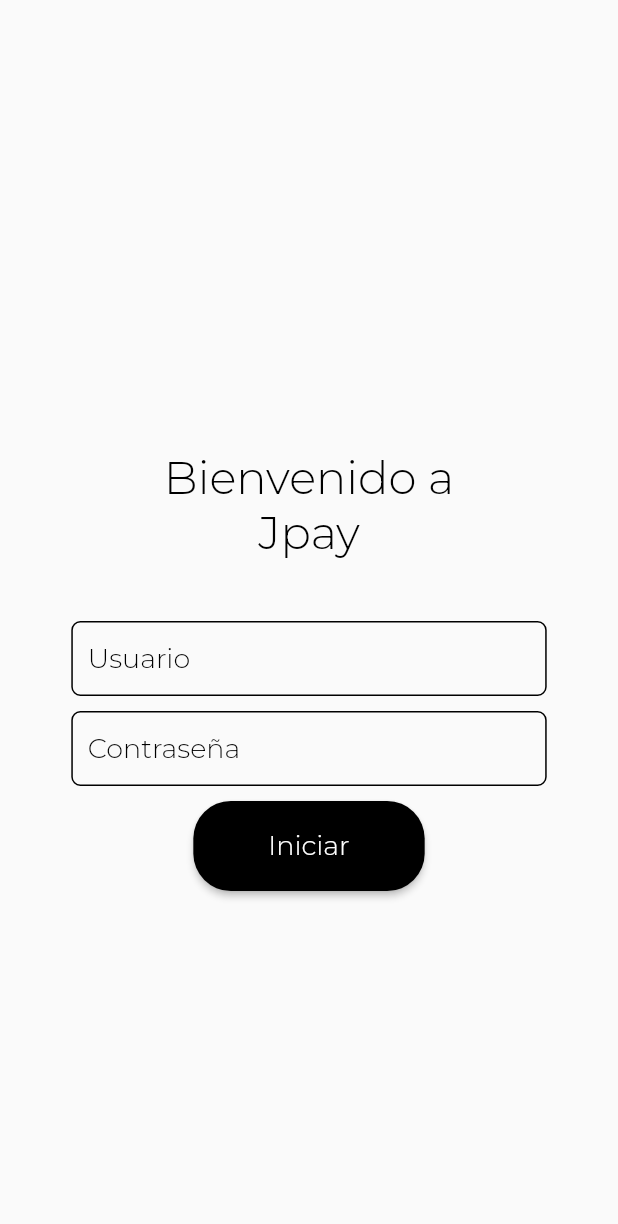
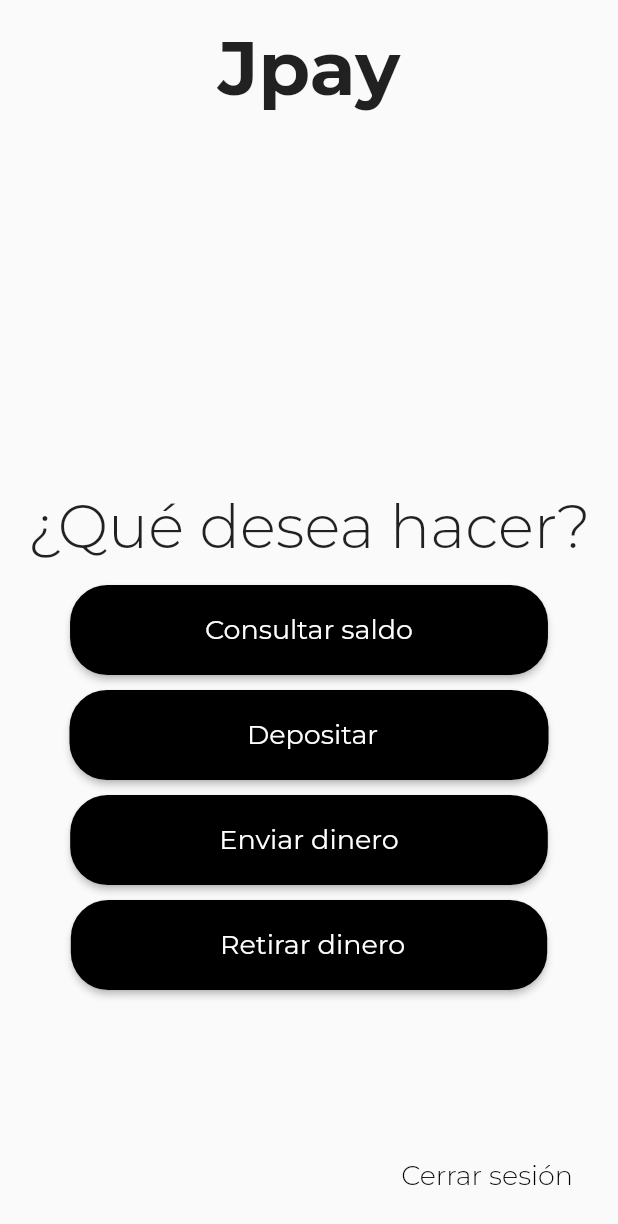
Before and after one commit to JuanJClR/Jpay, a Flutter app: the screen it shows after launch, on a phone screen of 412 x 824 dp. Shown: the top 1224 px of the screen. Run offline on Flutter 3.47's test engine with Material 2 defaults, Android fonts, the phone set to English and light mode, and no system bars; our stand-ins replace google_fonts.

Commit message:
Se agrego la vista menu

```diff
--- a/lib/login.dart
+++ b/lib/login.dart
@@ -127,7 +127,7 @@ class _LoginPageState extends State<LoginPage> {
                         style: GoogleFonts.montserrat(
                           textStyle: TextStyle(
                             color: Colors.white,
-                            fontWeight: FontWeight.w300,
+                            fontWeight: FontWeight.normal,
                             fontSize: 18,
                           ),
                         ),
--- a/lib/main.dart
+++ b/lib/main.dart
@@ -1,6 +1,7 @@
 import 'package:flutter/material.dart';
 
 import 'login.dart';
+import 'menu.dart';
 
 void main() => runApp(MyApp());
 
@@ -12,7 +13,7 @@ class MyApp extends StatelessWidget {
       theme: ThemeData(
         primarySwatch: Colors.blue,
       ),
-      home: LoginPage(),
+      home: MenuPage(),
     );
   }
 }
--- /dev/null
+++ b/lib/menu.dart
@@ -0,0 +1,151 @@
+import 'package:flutter/material.dart';
+import 'package:google_fonts/google_fonts.dart';
+
+class MenuPage extends StatelessWidget {
+  @override
+  Widget build(BuildContext context) {
+    return Scaffold(
+      body: Column(
+        children: <Widget>[
+          SizedBox(height: 15),
+          Text(
+            'Jpay',
+            style: GoogleFonts.montserrat(
+              textStyle: TextStyle(
+                fontSize: 50,
+                fontWeight: FontWeight.bold,
+              ),
+            ),
+          ),
+          SizedBox(height: 250),
+          Text(
+            '¿Qué desea hacer?',
+            style: GoogleFonts.montserrat(
+              textStyle: TextStyle(
+                fontSize: 40,
+                fontWeight: FontWeight.w300,
+              ),
+            ),
+          ),
+          SizedBox(height: 15),
+          ElevatedButton(
+            style: ElevatedButton.styleFrom(
+              padding: EdgeInsets.symmetric(horizontal: 90, vertical: 19),
+              primary: Colors.black,
+              shape: RoundedRectangleBorder(
+                borderRadius: BorderRadius.circular(25),
+              ),
+            ),
+            child: Text(
+              'Consultar saldo',
+              style: GoogleFonts.montserrat(
+                textStyle: TextStyle(
+                  fontSize: 18,
+                  fontWeight: FontWeight.normal,
+                ),
+              ),
+            ),
+            onPressed: () {
+              // Acción a realizar al presionar el botón
+            },
+          ),
+          SizedBox(height: 10),
+          Row(
+            mainAxisAlignment: MainAxisAlignment.center,
+            children: [
+              ElevatedButton(
+                style: ElevatedButton.styleFrom(
+                  padding: EdgeInsets.symmetric(horizontal: 90, vertical: 19),
+                  primary: Colors.black,
+                  shape: RoundedRectangleBorder(
+                    borderRadius: BorderRadius.circular(25),
+                  ),
+                ),
+                child: Text(
+                  '      Depositar     ',
+                  style: GoogleFonts.montserrat(
+                    textStyle: TextStyle(
+                      fontSize: 18,
+                      fontWeight: FontWeight.normal,
+                    ),
+                  ),
+                ),
+                onPressed: () {
+                  // Acción a realizar al presionar el botón
+                },
+              ),
+            ],
+          ),
+          SizedBox(height: 10),
+          ElevatedButton(
+            style: ElevatedButton.styleFrom(
+              padding: EdgeInsets.symmetric(horizontal: 90, vertical: 19),
+              primary: Colors.black,
+              shape: RoundedRectangleBorder(
+                borderRadius: BorderRadius.circular(25),
+              ),
+            ),
+            child: Text(
+              '  Enviar dinero  ',
+              style: GoogleFonts.montserrat(
+                textStyle: TextStyle(
+                  fontSize: 18,
+                  fontWeight: FontWeight.normal,
+                ),
+              ),
+            ),
+            onPressed: () {
+              // Acción a realizar al presionar el botón
+            },
+          ),
+          SizedBox(height: 10),
+          ElevatedButton(
+            style: ElevatedButton.styleFrom(
+              padding: EdgeInsets.symmetric(horizontal: 90, vertical: 19),
+              primary: Colors.black,
+              shape: RoundedRectangleBorder(
+                borderRadius: BorderRadius.circular(25),
+              ),
+            ),
+            child: Text(
+              '  Retirar dinero ',
+              style: GoogleFonts.montserrat(
+                textStyle: TextStyle(
+                  fontSize: 18,
+                  fontWeight: FontWeight.normal,
+                ),
+              ),
+            ),
+            onPressed: () {
+              // Acción a realizar al presionar el botón
+            },
+          ),
+          SizedBox(height: 10),
+          Spacer(),
+          Align(
+            alignment: Alignment.bottomRight,
+            child: TextButton(
+              style: TextButton.styleFrom(
+                padding: EdgeInsets.symmetric(horizontal: 30, vertical: 19),
+                primary: Colors.black,
+              ),
+              child: Text(
+                'Cerrar sesión',
+                style: GoogleFonts.montserrat(
+                  textStyle: TextStyle(
+                    fontSize: 18,
+                    fontWeight: FontWeight.w300,
+                  ),
+                ),
+              ),
+              onPressed: () {
+                // Acción a realizar al presionar el botón
+              },
+            ),
+          ),
+          SizedBox(height: 10),
+        ],
+      ),
+    );
+  }
+}
```
